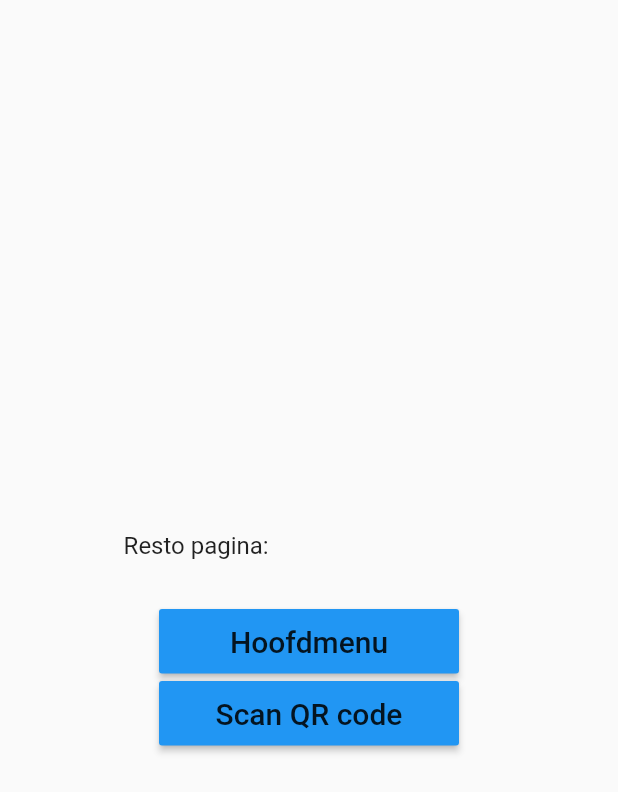
After one commit to ucll-mobile-2021/project-bramdaanjeroenraf, a Flutter app: the QrPage screen opened directly, on a phone screen of 412 x 824 dp. The commit adds this screen. Shown: the top 792 px of the screen. Run offline on Flutter 3.47's test engine with Material 2 defaults, Android fonts, the phone set to English and light mode, and no system bars; missing offline and left inert: barcode_scan, mysql1, password; network calls fail.

Commit message:
QR code scanner

```diff
--- /dev/null
+++ b/ronaresto/ronaresto/lib/screens/qrpage.dart
@@ -0,0 +1,79 @@
+import 'package:flutter/material.dart';
+import 'package:flutter/services.dart';
+import 'package:barcode_scan/barcode_scan.dart';
+import 'package:ronaresto/screens/qrrespage.dart';
+
+class QrPage extends StatelessWidget {
+  QrPage({Key key}) : super(key: key);
+
+  Future<String> _scanQr() async{
+    print('scanner actief 3');
+    try{
+      var resultaat = await BarcodeScanner.scan();
+      return resultaat.rawContent;
+    } on PlatformException catch(ex){
+      print('Oops, iets ging mis :\'(');
+    } on FormatException catch(ex){
+      print('Je bent uit de scanner gegaan zonder te scannen.');
+    }
+  }
+
+  @override
+  Widget build(BuildContext context) {
+    return Scaffold(
+      body : Center(
+        child: Column(
+          mainAxisSize: MainAxisSize.min,
+          children: [
+            const SizedBox(height: 30),
+            Row(
+              children:<Widget>[
+                Expanded(
+                  flex: 2,
+                  child: Container(width: 0.0, height: 0.0),
+                ),
+                Expanded(
+                  flex: 6,
+                  child:
+                  Text('Resto pagina:', style: TextStyle(fontSize: 16)),
+                ),
+                Expanded(
+                  flex: 2,
+                  child: Container(width: 0.0, height: 0.0),
+                ),
+              ],
+            ),
+            const SizedBox(height: 30),
+            ButtonTheme(
+              minWidth: 200.0,
+              padding: const EdgeInsets.all(10.0),
+              child: RaisedButton(
+                onPressed: () {
+                  Navigator.pop(context);
+                },
+                child: Text('Hoofdmenu', style: TextStyle(fontSize: 20)),
+              ),
+            ),
+            ButtonTheme(
+              minWidth: 200.0,
+              padding: const EdgeInsets.all(10.0),
+              child: RaisedButton(
+                onPressed: () {
+                  final scanResult = _scanQr();
+                  scanResult.then((resp) {
+                    Navigator.push(
+                      context,
+                      MaterialPageRoute(builder: (contex) => QrResPage(result: resp)),
+                    );
+                  });
+                },
+
+                child: Text('Scan QR code', style: TextStyle(fontSize: 20)),
+              ),
+            ),
+          ],
+        ),
+      ),
+    );
+  }
+}
--- a/ronaresto/ronaresto/pubspec.yaml
+++ b/ronaresto/ronaresto/pubspec.yaml
@@ -33,6 +33,7 @@ dependencies:
   # The following adds the Cupertino Icons font to your application.
   # Use with the CupertinoIcons class for iOS style icons.
   cupertino_icons: ^1.0.0
+  barcode_scan:
 
 dev_dependencies:
   flutter_test:
```
Also changed, not shown: ronaresto/ronaresto/lib/screens/loginpage.dart (+14 -1 lines), ronaresto/ronaresto/lib/screens/qrrespage.dart (added, +42 -0 lines), ronaresto/ronaresto/lib/services/database.dart (+6 -2 lines), ronaresto/ronaresto/pubspec.lock, 3 other files.
